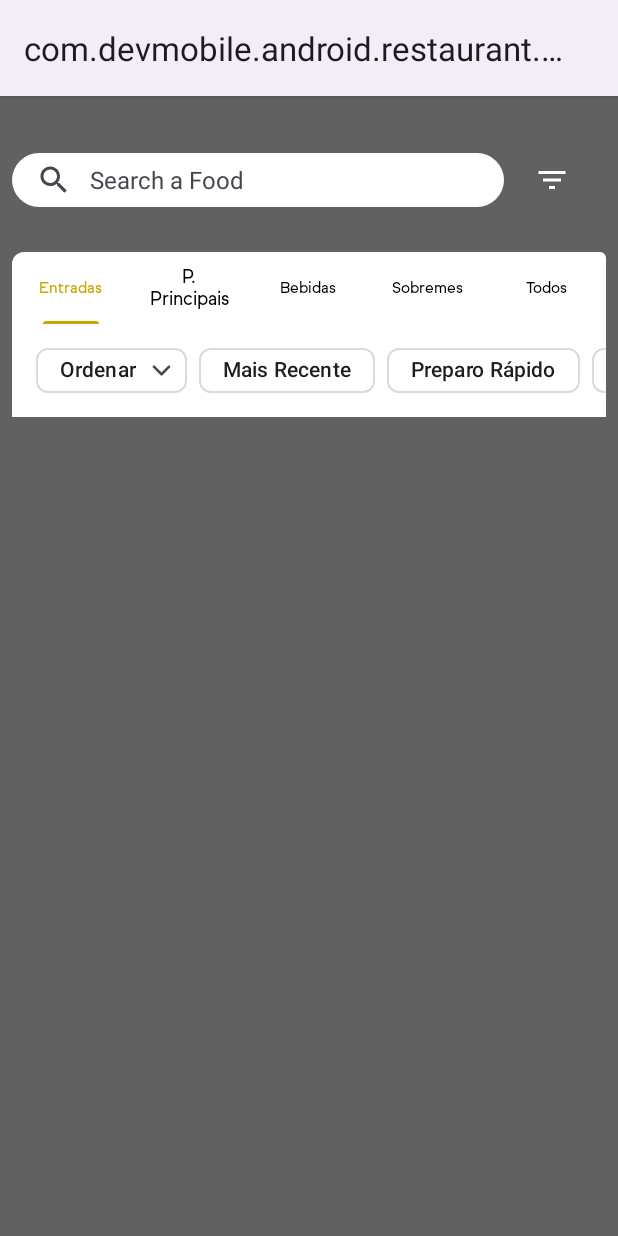
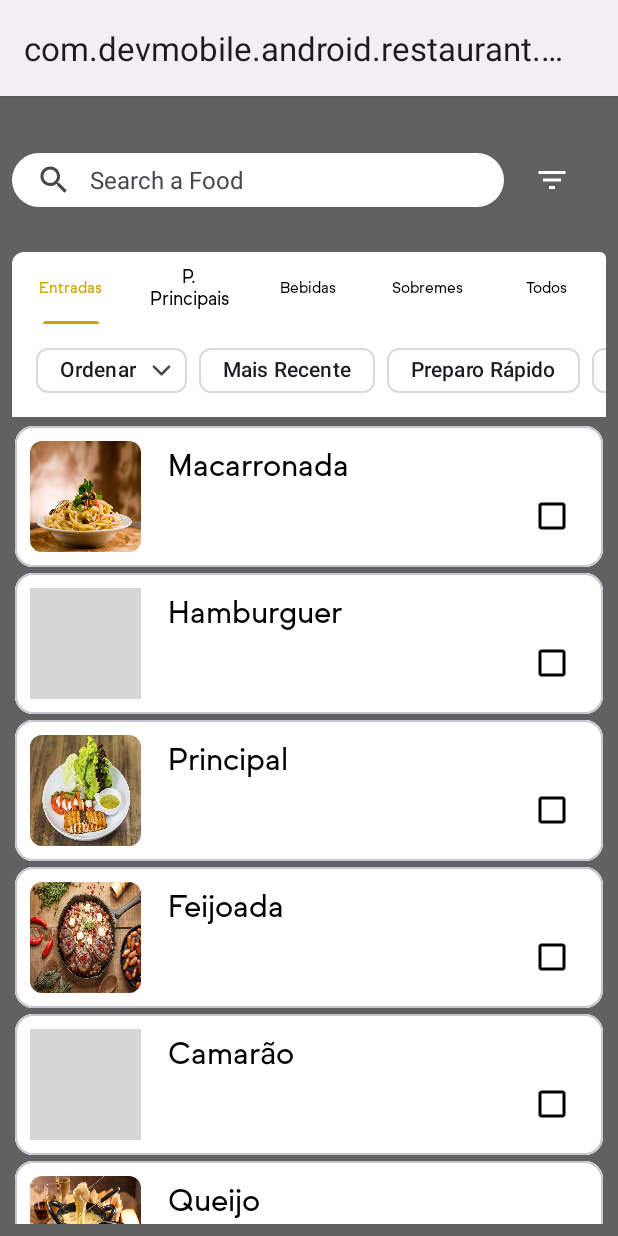
Before and after one commit to Junio00r/RestFood, an Android app built with Jetpack Compose: the screen it shows after launch (MenuActivity), on a phone screen of 412 x 824 dp. Run offline under Robolectric (Android 15) with nearby library versions, the phone set to English and light mode, and no system bars; grey boxes are pictures that could not be loaded.

Commit message:
Fragment Bug Fix

```diff
--- a/app/src/main/java/com/devmobile/android/restaurant/FoodSection.kt
+++ b/app/src/main/java/com/devmobile/android/restaurant/FoodSection.kt
@@ -8,6 +8,6 @@ import android.view.ViewGroup
 import android.widget.Toast
 import androidx.fragment.app.Fragment
 
-class FoodSection() : Fragment() {
+class FoodSection : Fragment() {
 
 }
--- a/app/src/main/java/com/devmobile/android/restaurant/FragmentRestaurant.kt
+++ b/app/src/main/java/com/devmobile/android/restaurant/FragmentRestaurant.kt
@@ -14,7 +14,7 @@ import com.devmobile.android.restaurant.databinding.FragmentRestaurantBinding
 import com.google.android.material.tabs.TabLayout
 import com.google.android.material.tabs.TabLayoutMediator
 
-class FragmentRestaurant(fragment: Int) : Fragment(fragment) {
+class FragmentRestaurant : Fragment(R.layout.fragment_restaurant) {
     private lateinit var binding: FragmentRestaurantBinding
     private val iconSize = 64f
     private val filtersChip = ArrayList<CustomChipFilter>()
@@ -22,15 +22,7 @@ class FragmentRestaurant(fragment: Int) : Fragment(fragment) {
     @SuppressLint("ResourceType")
     override fun onViewCreated(view: View, savedInstanceState: Bundle?) {
         super.onViewCreated(view, savedInstanceState)
-        val tabLayout = view.findViewById<TabLayout>(R.layout.fragment_restaurant)
-        val viewPager2 = view.findViewById<ViewPager2>(R.id.pagerFoodSections)
-
-        TabLayoutMediator(tabLayout, viewPager2) {tab, position ->
-            tab.text = "Testando"
-        }.attach()
-
         binding = FragmentRestaurantBinding.bind(view)
-
         if (filtersChip.size == 0) {
 
             createChips()
--- a/app/src/main/java/com/devmobile/android/restaurant/TabViewPagerAdapter.kt
+++ b/app/src/main/java/com/devmobile/android/restaurant/FragmentTabAdapter.kt
@@ -4,7 +4,8 @@ import androidx.fragment.app.Fragment
 import androidx.fragment.app.FragmentActivity
 import androidx.viewpager2.adapter.FragmentStateAdapter
 
-class TabViewPagerAdapter(fragment: FragmentActivity) : FragmentStateAdapter(fragment) {
+
+internal class FragmentTabAdapter(fragment: FragmentActivity) : FragmentStateAdapter(fragment) {
 
     val tabs = arrayOf(
         R.string.tab_item_entradas,
@@ -15,12 +16,13 @@ class TabViewPagerAdapter(fragment: FragmentActivity) : FragmentStateAdapter(fra
     )
 
     private val fragments = arrayOf(
-        FragmentRestaurant(R.layout.fragment_restaurant),
-        FoodSection(),
-        FoodSection(),
-        FoodSection(),
-        FoodSection()
+        FragmentRestaurant(),
+        FragmentRestaurant(),
+        FragmentRestaurant(),
+        FragmentRestaurant(),
+        FragmentRestaurant()
     )
+
 
     override fun getItemCount(): Int = tabs.size
 
--- a/app/src/main/java/com/devmobile/android/restaurant/MenuActivity.kt
+++ b/app/src/main/java/com/devmobile/android/restaurant/MenuActivity.kt
@@ -5,6 +5,7 @@ import android.view.Gravity
 import android.widget.PopupMenu
 import androidx.appcompat.app.AppCompatActivity
 import androidx.constraintlayout.utils.widget.ImageFilterButton
+import androidx.recyclerview.widget.LinearLayoutManager
 import androidx.recyclerview.widget.RecyclerView
 import com.devmobile.android.restaurant.databinding.ActivityMenuBinding
 import com.devmobile.android.restaurant.recyclerview.FoodCustomAdapter
@@ -49,11 +50,11 @@ class MenuActivity : AppCompatActivity() {
 
         val tabLayout = binding.tabFoodSections
         val viewPager2 = binding.pagerFoodSections
-        val tabPagerAdapter = TabViewPagerAdapter(this)
-        viewPager2.adapter = tabPagerAdapter
+        val fragmentTabAdapter = FragmentTabAdapter(this)
+        viewPager2.adapter = fragmentTabAdapter
 
         TabLayoutMediator(tabLayout, viewPager2) { tab, position ->
-            tab.text = getString(tabPagerAdapter.tabs[position])
+            tab.text = getString(fragmentTabAdapter.tabs[position])
         }.attach()
     }
 
@@ -72,10 +73,10 @@ class MenuActivity : AppCompatActivity() {
 
     private fun initRecyclerView() {
 
-//        this.recyclerViewFoods = binding.recyclerFoods
-//        customAdapter = FoodCustomAdapter(foodImagesIds, foodNames, this)
-//        recyclerViewFoods.adapter = customAdapter
-//        recyclerViewFoods.layoutManager = LinearLayoutManager(this, RecyclerView.VERTICAL, false);
+        this.recyclerViewFoods = binding.recyclerFoods
+        customAdapter = FoodCustomAdapter(foodImagesIds, foodNames, this)
+        recyclerViewFoods.adapter = customAdapter
+        recyclerViewFoods.layoutManager = LinearLayoutManager(this, RecyclerView.VERTICAL, false);
     }
 
     private fun putCardViewValues() {
--- a/app/src/main/res/layout/activity_menu.xml
+++ b/app/src/main/res/layout/activity_menu.xml
@@ -75,10 +75,10 @@
         android:layout_height="wrap_content"
         android:background="@color/thirdary_color" />
 
-<!--    <androidx.recyclerview.widget.RecyclerView-->
-<!--        android:id="@+id/recyclerFoods"-->
-<!--        android:layout_width="match_parent"-->
-<!--        android:layout_height="match_parent"-->
-<!--        android:layout_marginTop="4dp" />-->
+    <androidx.recyclerview.widget.RecyclerView
+        android:id="@+id/recyclerFoods"
+        android:layout_width="match_parent"
+        android:layout_height="match_parent"
+        android:layout_marginTop="4dp" />
 
 </LinearLayout>
```
